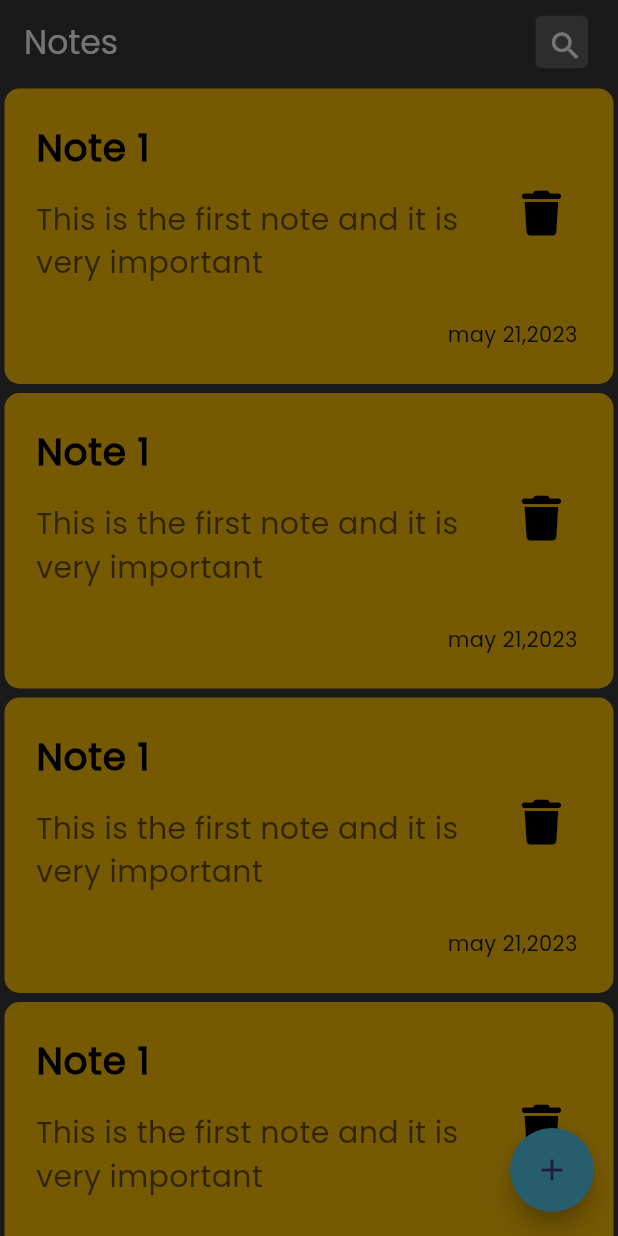
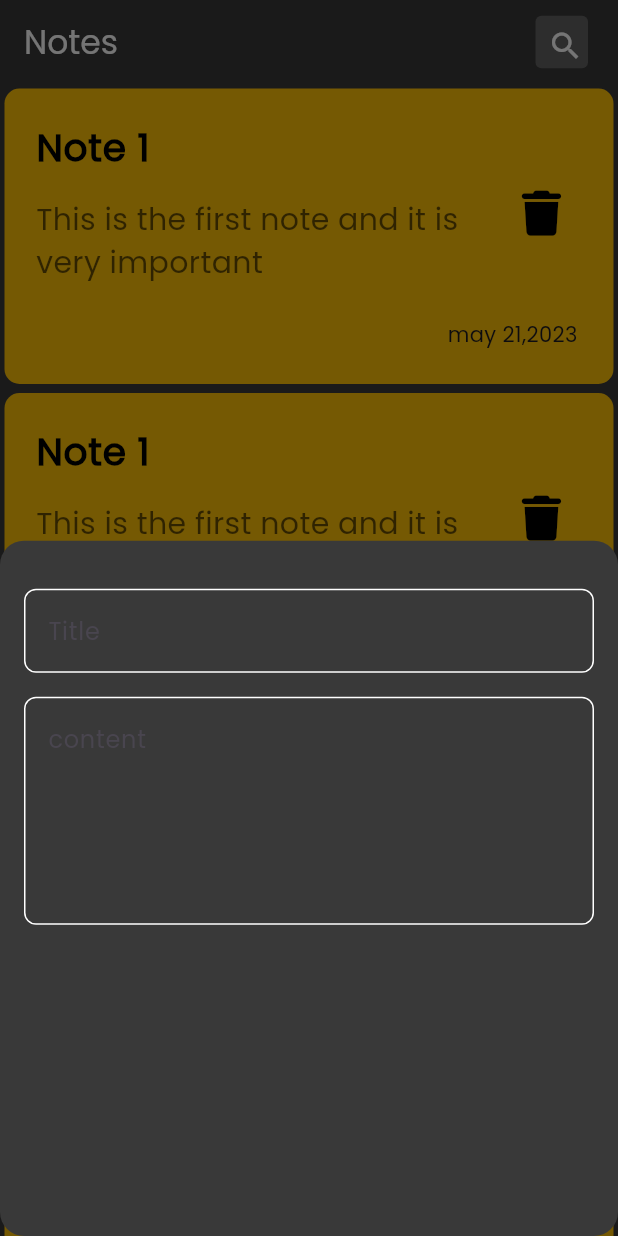
Before and after one commit to FilobateerEssam/Note_App, a Flutter app: the screen it shows after launch, after a tap on the "add" icon, on a phone screen of 412 x 824 dp. Run offline on Flutter 3.47's test engine with Material 3 defaults, Android fonts, the phone set to English and light mode, and no system bars; our stand-ins replace font_awesome_flutter.

Commit message:
Finished TextFields in Modal Bottom Sheet

```diff
--- a/lib/Views/Home_View.dart
+++ b/lib/Views/Home_View.dart
@@ -22,7 +22,7 @@ class HomeScreen extends StatelessWidget {
                   return AddNoteBottomSheet();
                 });
           },
-          backgroundColor: const Color.fromARGB(255, 83, 205, 238),
+          backgroundColor: const Color(0xff62FCD7),
           child: Icon(Icons.add),
           shape: CircleBorder(),
         ),
--- a/lib/Views/Widgets/AddNote_BottomSheet.dart
+++ b/lib/Views/Widgets/AddNote_BottomSheet.dart
@@ -1,16 +1,29 @@
 import 'package:flutter/material.dart';
+import 'package:note_app/Views/Widgets/Custom_TextField.dart';
 
 class AddNoteBottomSheet extends StatelessWidget {
     const AddNoteBottomSheet({super.key});
-
     @override
     Widget build(BuildContext context) {
-      return Container(
+      return Padding(
+        padding: const EdgeInsets.symmetric(horizontal: 16),
         child: Column(
-          children: [
-
-          ],
-        ),
+            children: [
+              SizedBox(
+                height: 32,
+              ),
+              CustomTextfield(
+                hint: 'Title',
+              ),
+              SizedBox(
+                height: 16,
+              ),
+              CustomTextfield(
+                hint: 'content',
+                maxlines: 5,
+              ),
+            ],
+          ),
       );
     }
   }
--- /dev/null
+++ b/lib/Views/Widgets/Constatnt.dart
@@ -0,0 +1,3 @@
+import 'package:flutter/material.dart';
+
+const kPrimaryColor = Color(0xff62FCD7);
--- /dev/null
+++ b/lib/Views/Widgets/Custom_TextField.dart
@@ -0,0 +1,32 @@
+import 'package:flutter/material.dart';
+import 'package:note_app/Views/Widgets/Constatnt.dart';
+
+class CustomTextfield extends StatelessWidget {
+  const CustomTextfield({super.key, this.maxlines = 1, required  this.hint});
+
+  final int maxlines;
+  final String hint;
+
+  @override
+  Widget build(BuildContext context) {
+    return TextField(
+      maxLines: maxlines,
+      cursorColor: kPrimaryColor,
+      decoration: InputDecoration(
+        hintText: hint,
+        border: buildBorder(),
+        enabledBorder: buildBorder(),
+        focusedBorder: buildBorder(kPrimaryColor),
+      ),
+    );
+  }
+
+  OutlineInputBorder buildBorder([Color]) {
+    return OutlineInputBorder(
+      borderRadius: BorderRadius.circular(8),
+      borderSide: BorderSide(
+        color: Color ?? Colors.white,
+      ),
+    );
+  }
+}
```
